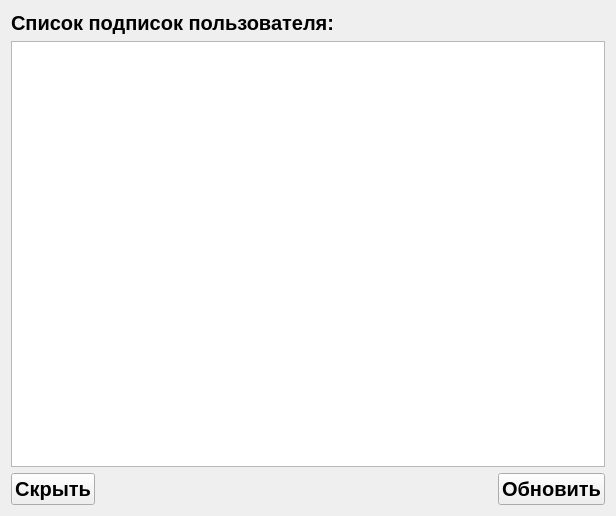
Qt form app/vkUserSubscr.ui (sagitovich/lex) before a commit.
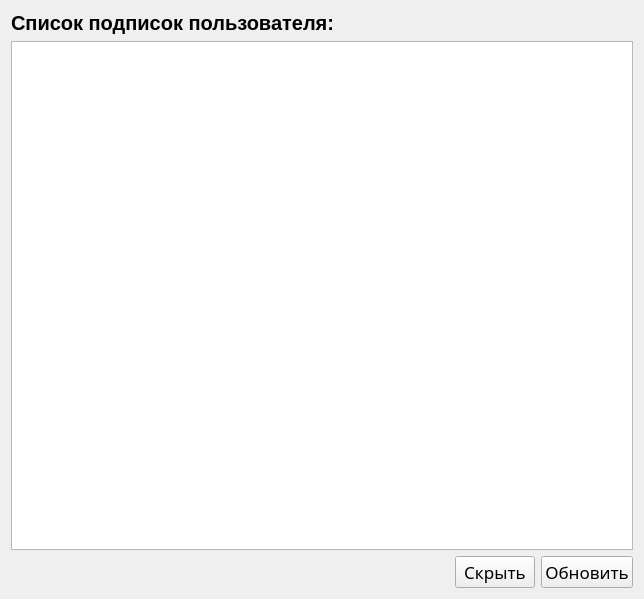
The same form after that commit.

Patch:
```diff
--- a/app/vkUserSubscr.ui
+++ b/app/vkUserSubscr.ui
@@ -6,8 +6,8 @@
    <rect>
     <x>0</x>
     <y>0</y>
-    <width>616</width>
-    <height>516</height>
+    <width>644</width>
+    <height>599</height>
    </rect>
   </property>
   <property name="windowTitle">
@@ -66,30 +66,6 @@
    </item>
    <item row="2" column="0">
     <layout class="QHBoxLayout" name="horizontalLayout_2">
-     <item>
-      <widget class="QPushButton" name="back_btn">
-       <property name="sizePolicy">
-        <sizepolicy hsizetype="Fixed" vsizetype="Fixed">
-         <horstretch>0</horstretch>
-         <verstretch>0</verstretch>
-        </sizepolicy>
-       </property>
-       <property name="font">
-        <font>
-         <family>Arial</family>
-         <pointsize>15</pointsize>
-         <weight>75</weight>
-         <bold>true</bold>
-        </font>
-       </property>
-       <property name="text">
-        <string>Скрыть</string>
-       </property>
-       <property name="shortcut">
-        <string>Esc</string>
-       </property>
-      </widget>
-     </item>
      <item>
       <spacer name="horizontalSpacer">
        <property name="orientation">
@@ -103,6 +79,30 @@
        </property>
       </spacer>
      </item>
+     <item>
+      <widget class="QPushButton" name="back_btn">
+       <property name="sizePolicy">
+        <sizepolicy hsizetype="Fixed" vsizetype="Fixed">
+         <horstretch>0</horstretch>
+         <verstretch>0</verstretch>
+        </sizepolicy>
+       </property>
+       <property name="font">
+        <font>
+         <family>Apple Symbols</family>
+         <pointsize>13</pointsize>
+         <weight>50</weight>
+         <bold>false</bold>
+        </font>
+       </property>
+       <property name="text">
+        <string>Скрыть</string>
+       </property>
+       <property name="shortcut">
+        <string>Esc</string>
+       </property>
+      </widget>
+     </item>
      <item>
       <widget class="QPushButton" name="update_info">
        <property name="sizePolicy">
@@ -113,10 +113,10 @@
        </property>
        <property name="font">
         <font>
-         <family>Arial</family>
-         <pointsize>15</pointsize>
-         <weight>75</weight>
-         <bold>true</bold>
+         <family>Apple Symbols</family>
+         <pointsize>13</pointsize>
+         <weight>50</weight>
+         <bold>false</bold>
         </font>
        </property>
        <property name="text">
```
Left out of the diff: 2 changed lines with no effect on the pictures.
